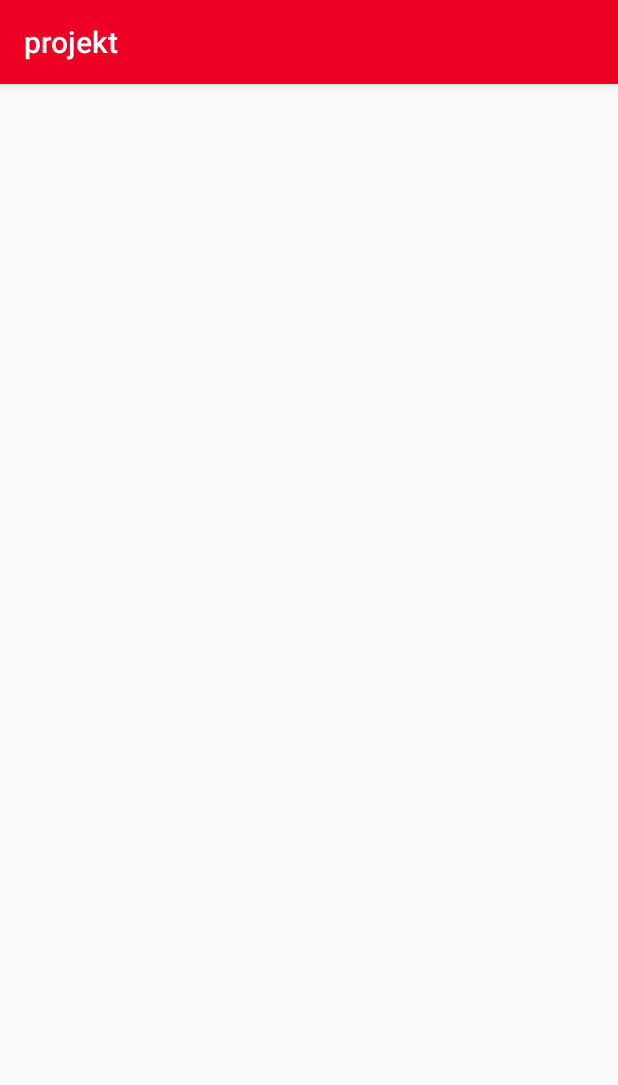
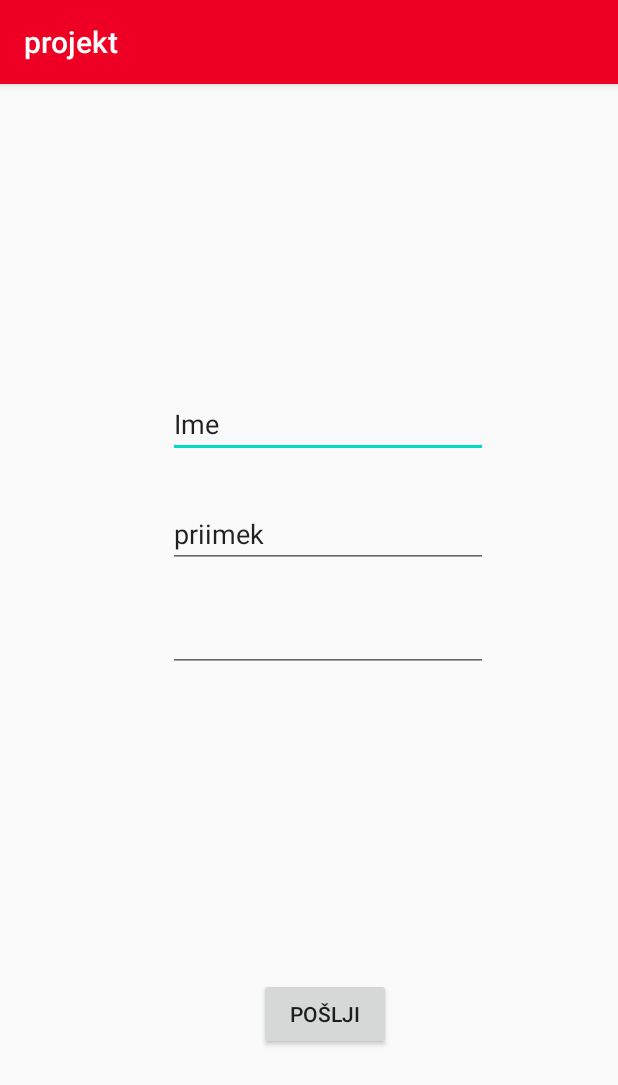
Before and after one commit to blazpotocnik97/projekt1, an Android app: the regActivity screen opened directly, with no data from a screen before it, on a phone screen of 412 x 824 dp. Shown: the top 1085 px of the screen. Run offline under Robolectric (Android 15) with nearby library versions, the phone set to English and light mode, and no system bars.

```diff
--- a/app/src/main/java/com/example/projekt/MainActivity.java
+++ b/app/src/main/java/com/example/projekt/MainActivity.java
@@ -11,8 +11,11 @@ import android.widget.Button;
 import android.widget.Spinner;
 import android.widget.Toast;
 
+
+
 public class MainActivity extends AppCompatActivity  {
 
+    int registracija = 0;
     @Override
     protected void onCreate(Bundle savedInstanceState) {
         super.onCreate(savedInstanceState);
@@ -25,16 +28,17 @@ public class MainActivity extends AppCompatActivity  {
         myspinner.setOnItemSelectedListener(new AdapterView.OnItemSelectedListener() {
             @Override
             public void onItemSelected(AdapterView<?> parent, View view, int i, long l) {
-                if(i == 1){
-                    //startActivity(new Intent(MainActivity.this,zalogaActivity.class));
-                    String skupina = parent.getItemAtPosition(i).toString();
-                    Toast.makeText(parent.getContext(), skupina, Toast.LENGTH_SHORT).show();
 
+                //startActivity(new Intent(MainActivity.this,zalogaActivity.class));
+                String skupina = parent.getItemAtPosition(i).toString();
+                Toast.makeText(parent.getContext(), skupina, Toast.LENGTH_SHORT).show();
+                if(i> 0 & registracija == 1) {
+                    Intent intent = new Intent(MainActivity.this, regActivity.class);
+                    intent.putExtra(Intent.EXTRA_TEXT, skupina);
+                    startActivity(intent);
+                    registracija = 0;
+                }
 
-                }
-                if(i == 2){
-
-                }
 
             }
 
@@ -50,6 +54,7 @@ public class MainActivity extends AppCompatActivity  {
             public void onClick(View v) {
                 // Code here executes on main thread after user presses button
                 startActivity(new Intent(MainActivity.this, zalogaActivity.class));
+
             }
         });
         //gumb registracija
@@ -57,7 +62,10 @@ public class MainActivity extends AppCompatActivity  {
         buttonreg.setOnClickListener(new View.OnClickListener() {
             public void onClick(View v) {
                 // Code here executes on main thread after user presses button
-                startActivity(new Intent(MainActivity.this, regActivity.class));
+                //startActivity(new Intent(MainActivity.this, regActivity.class));
+                registracija = 1;
+
+
             }
         });
 
--- a/app/src/main/java/com/example/projekt/regActivity.java
+++ b/app/src/main/java/com/example/projekt/regActivity.java
@@ -2,13 +2,56 @@ package com.example.projekt;
 
 import androidx.appcompat.app.AppCompatActivity;
 
+import android.content.Intent;
 import android.os.Bundle;
+import android.view.View;
+import android.widget.Button;
+import android.widget.EditText;
+import android.widget.TextView;
+import android.widget.Toast;
 
 public class regActivity extends AppCompatActivity {
+
+    String ime,priim;
+    int mobitel;
+    EditText name;
+    EditText surname;
+    EditText mobile;
+    Button savedata;
 
     @Override
     protected void onCreate(Bundle savedInstanceState) {
         super.onCreate(savedInstanceState);
         setContentView(R.layout.activity_reg);
+
+        // get the text from MainActivity
+        Intent intent = getIntent();
+        String text = intent.getStringExtra(Intent.EXTRA_TEXT);
+
+        // use the text in a TextView
+        TextView textView = (TextView) findViewById(R.id.textView2);
+        textView.setText(text);
+
+        // ostala polja
+
+        name =(EditText) findViewById(R.id.name);
+        surname =(EditText) findViewById(R.id.surname);
+        mobile =(EditText) findViewById(R.id.mobile);
+
+        savedata = (Button) findViewById(R.id.savedata);
+
+        savedata.setOnClickListener(new View.OnClickListener() {
+            @Override
+            public void onClick(View v) {
+                ime = name.getText().toString();
+                priim = surname.getText().toString();
+                mobitel = Integer.valueOf(mobile.getText().toString());
+
+                Toast.makeText(regActivity.this, ime, Toast.LENGTH_SHORT).show();
+                Toast.makeText(regActivity.this, priim, Toast.LENGTH_SHORT).show();
+                Toast.makeText(regActivity.this, String.valueOf(mobitel), Toast.LENGTH_SHORT).show();
+            }
+        });
+
     }
 }
--- a/app/src/main/res/layout/activity_reg.xml
+++ b/app/src/main/res/layout/activity_reg.xml
@@ -6,4 +6,66 @@
     android:layout_height="match_parent"
     tools:context=".regActivity">
 
+    <TextView
+        android:id="@+id/textView2"
+        android:layout_width="150dp"
+        android:layout_height="40dp"
+        android:text="TextView"
+        android:textSize="24sp"
+        app:layout_constraintBottom_toBottomOf="parent"
+        app:layout_constraintEnd_toEndOf="parent"
+        app:layout_constraintHorizontal_bias="0.549"
+        app:layout_constraintStart_toStartOf="parent"
+        app:layout_constraintTop_toTopOf="parent"
+        app:layout_constraintVertical_bias="0.134" />
+
+    <Button
+        android:id="@+id/savedata"
+        android:layout_width="wrap_content"
+        android:layout_height="wrap_content"
+        android:layout_marginBottom="124dp"
+        android:text="Pošlji"
+        app:layout_constraintBottom_toBottomOf="parent"
+        app:layout_constraintEnd_toEndOf="parent"
+        app:layout_constraintHorizontal_bias="0.532"
+        app:layout_constraintStart_toStartOf="parent" />
+
+    <EditText
+        android:id="@+id/name"
+        android:layout_width="wrap_content"
+        android:layout_height="wrap_content"
+        android:layout_marginTop="204dp"
+        android:ems="10"
+        android:inputType="textPersonName"
+        android:text="Ime"
+        app:layout_constraintEnd_toEndOf="parent"
+        app:layout_constraintHorizontal_bias="0.565"
+        app:layout_constraintStart_toStartOf="parent"
+        app:layout_constraintTop_toTopOf="parent" />
+
+    <EditText
+        android:id="@+id/surname"
+        android:layout_width="wrap_content"
+        android:layout_height="wrap_content"
+        android:layout_marginTop="28dp"
+        android:ems="10"
+        android:inputType="textPersonName"
+        android:text="priimek"
+        app:layout_constraintEnd_toEndOf="parent"
+        app:layout_constraintHorizontal_bias="0.565"
+        app:layout_constraintStart_toStartOf="parent"
+        app:layout_constraintTop_toBottomOf="@+id/name" />
+
+    <EditText
+        android:id="@+id/mobile"
+        android:layout_width="wrap_content"
+        android:layout_height="wrap_content"
+        android:layout_marginTop="24dp"
+        android:ems="10"
+        android:inputType="number"
+        app:layout_constraintEnd_toEndOf="parent"
+        app:layout_constraintHorizontal_bias="0.565"
+        app:layout_constraintStart_toStartOf="parent"
+        app:layout_constraintTop_toBottomOf="@+id/surname" />
+
 </androidx.constraintlayout.widget.ConstraintLayout>
```
